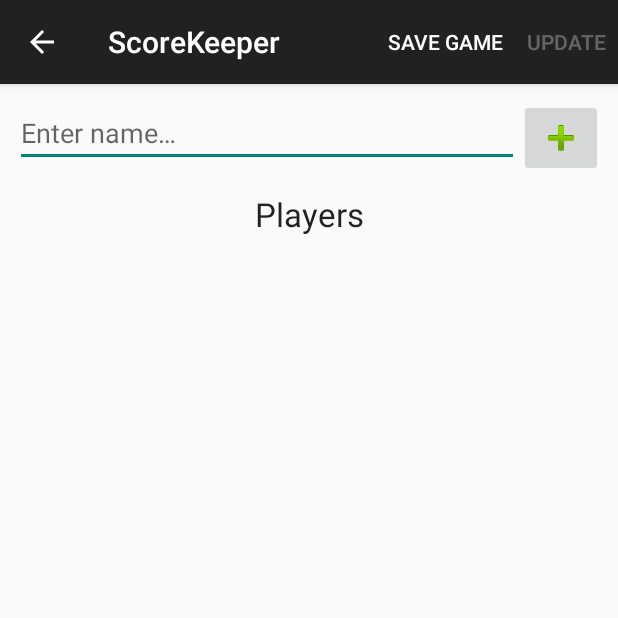
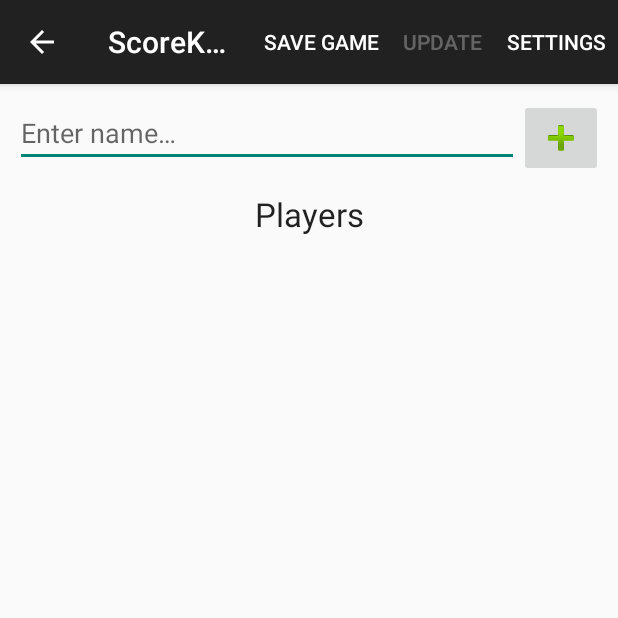
Before and after one commit to lqiu96/ScoreKeeper, an Android app: the Game screen opened directly, with no data from a screen before it, on a phone screen of 412 x 824 dp, the top half of it. Run offline under Robolectric (Android 15) with nearby library versions, the phone set to English and light mode, and no system bars; 1 statement that could not run was skipped.

Commit message:
Updated Preferences and made them show up when user is updating current game.

```diff
--- a/app/src/main/res/menu/menu_main.xml
+++ b/app/src/main/res/menu/menu_main.xml
@@ -6,9 +6,13 @@
     <item android:id="@+id/save_game"
           android:title="@string/save"
           android:orderInCategory="1"
-          app:showAsAction="always"/>
+          app:showAsAction="ifRoom"/>
     <item android:id="@+id/update_game"
           android:title="@string/update"
           android:orderInCategory="2"
-          app:showAsAction="always" />
+          app:showAsAction="ifRoom"/>
+    <item android:id="@+id/update_settings"
+          android:title="@string/settings"
+          android:orderInCategory="3"
+          app:showAsAction="ifRoom"/>
 </menu>
--- a/app/src/main/res/values/strings.xml
+++ b/app/src/main/res/values/strings.xml
@@ -48,6 +48,7 @@
     <string name="numberPlayers">Choose number of players</string>
     <string name="numberPlayers_default">25</string>
     <string name="passed_limit">Exceeded player limit.</string>
+    <string name="limitPlayers">Limit Players</string>
 
     <string-array name="dialogItems">
         <item>Delete</item>
```
Also changed, not shown: app/src/main/java/com/lawrenceqiu/scorekeeper/app/Game.java (+8 -0 lines).
